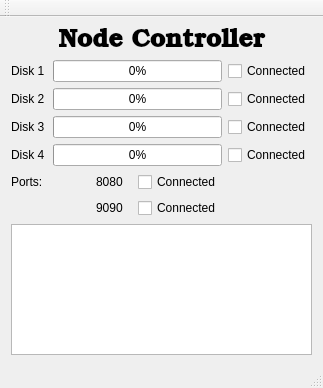
The window that nodecotroller.ui (Datos2Sem22018/Proyecto3) describes before a commit, drawn with Qt 5.
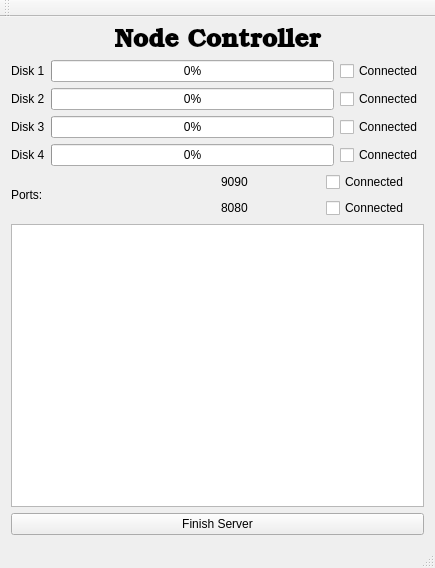
The same window after the commit.

What changed in the file:
```diff
--- a/nodecotroller.ui
+++ b/nodecotroller.ui
@@ -6,64 +6,16 @@
    <rect>
     <x>0</x>
     <y>0</y>
-    <width>323</width>
-    <height>388</height>
+    <width>435</width>
+    <height>568</height>
    </rect>
   </property>
   <property name="windowTitle">
    <string>NodeCotroller</string>
   </property>
   <widget class="QWidget" name="centralWidget">
-   <layout class="QGridLayout" name="gridLayout">
-    <item row="6" column="2">
-     <widget class="QLabel" name="label_8">
-      <property name="text">
-       <string>9090</string>
-      </property>
-     </widget>
-    </item>
-    <item row="5" column="3">
-     <widget class="QCheckBox" name="cb_8080">
-      <property name="text">
-       <string>Connected</string>
-      </property>
-      <property name="checkable">
-       <bool>false</bool>
-      </property>
-     </widget>
-    </item>
-    <item row="6" column="3">
-     <widget class="QCheckBox" name="cb_9090">
-      <property name="text">
-       <string>Connected</string>
-      </property>
-      <property name="checkable">
-       <bool>false</bool>
-      </property>
-     </widget>
-    </item>
-    <item row="4" column="0">
-     <widget class="QLabel" name="label_4">
-      <property name="text">
-       <string>Disk 4</string>
-      </property>
-     </widget>
-    </item>
-    <item row="3" column="1" colspan="3">
-     <widget class="QProgressBar" name="pb_Disk3">
-      <property name="value">
-       <number>0</number>
-      </property>
-     </widget>
-    </item>
-    <item row="5" column="2">
-     <widget class="QLabel" name="label_7">
-      <property name="text">
-       <string>8080</string>
-      </property>
-     </widget>
-    </item>
-    <item row="0" column="0" colspan="5">
+   <layout class="QVBoxLayout" name="verticalLayout_2">
+    <item>
      <widget class="QLabel" name="label_5">
       <property name="font">
        <font>
@@ -81,111 +33,198 @@
       </property>
      </widget>
     </item>
-    <item row="1" column="4">
-     <widget class="QCheckBox" name="cb_disk1">
-      <property name="text">
-       <string>Connected</string>
-      </property>
-      <property name="checkable">
-       <bool>false</bool>
-      </property>
-     </widget>
+    <item>
+     <layout class="QHBoxLayout" name="horizontalLayout">
+      <item>
+       <widget class="QLabel" name="label">
+        <property name="text">
+         <string>Disk 1</string>
+        </property>
+       </widget>
+      </item>
+      <item>
+       <widget class="QProgressBar" name="pb_disk1">
+        <property name="value">
+         <number>0</number>
+        </property>
+        <property name="alignment">
+         <set>Qt::AlignLeading|Qt::AlignLeft|Qt::AlignVCenter</set>
+        </property>
+        <property name="textVisible">
+         <bool>true</bool>
+        </property>
+        <property name="textDirection">
+         <enum>QProgressBar::TopToBottom</enum>
+        </property>
+        <property name="format">
+         <string>%p%</string>
+        </property>
+       </widget>
+      </item>
+      <item>
+       <widget class="QCheckBox" name="cb_disk1">
+        <property name="text">
+         <string>Connected</string>
+        </property>
+        <property name="checkable">
+         <bool>false</bool>
+        </property>
+       </widget>
+      </item>
+     </layout>
     </item>
-    <item row="3" column="0">
-     <widget class="QLabel" name="label_3">
-      <property name="text">
-       <string>Disk 3</string>
-      </property>
-     </widget>
+    <item>
+     <layout class="QHBoxLayout" name="horizontalLayout_2">
+      <item>
+       <widget class="QLabel" name="label_2">
+        <property name="text">
+         <string>Disk 2</string>
+        </property>
+       </widget>
+      </item>
+      <item>
+       <widget class="QProgressBar" name="pb_disk1_2">
+        <property name="value">
+         <number>0</number>
+        </property>
+       </widget>
+      </item>
+      <item>
+       <widget class="QCheckBox" name="cb_Disk2">
+        <property name="text">
+         <string>Connected</string>
+        </property>
+        <property name="checkable">
+         <bool>false</bool>
+        </property>
+       </widget>
+      </item>
+     </layout>
     </item>
-    <item row="2" column="4">
-     <widget class="QCheckBox" name="cb_Disk2">
-      <property name="text">
-       <string>Connected</string>
-      </property>
-      <property name="checkable">
-       <bool>false</bool>
-      </property>
-     </widget>
+    <item>
+     <layout class="QHBoxLayout" name="horizontalLayout_3">
+      <item>
+       <widget class="QLabel" name="label_3">
+        <property name="text">
+         <string>Disk 3</string>
+        </property>
+       </widget>
+      </item>
+      <item>
+       <widget class="QProgressBar" name="pb_Disk3">
+        <property name="value">
+         <number>0</number>
+        </property>
+       </widget>
+      </item>
+      <item>
+       <widget class="QCheckBox" name="cb_Disk3">
+        <property name="text">
+         <string>Connected</string>
+        </property>
+        <property name="checkable">
+         <bool>false</bool>
+        </property>
+       </widget>
+      </item>
+     </layout>
     </item>
-    <item row="5" column="0" colspan="2">
-     <widget class="QLabel" name="label_6">
-      <property name="text">
-       <string>Ports:</string>
-      </property>
-     </widget>
+    <item>
+     <layout class="QHBoxLayout" name="horizontalLayout_4">
+      <item>
+       <widget class="QLabel" name="label_4">
+        <property name="text">
+         <string>Disk 4</string>
+        </property>
+       </widget>
+      </item>
+      <item>
+       <widget class="QProgressBar" name="pb_Disk4">
+        <property name="value">
+         <number>0</number>
+        </property>
+       </widget>
+      </item>
+      <item>
+       <widget class="QCheckBox" name="cb_Disk4">
+        <property name="text">
+         <string>Connected</string>
+        </property>
+        <property name="checkable">
+         <bool>false</bool>
+        </property>
+       </widget>
+      </item>
+     </layout>
     </item>
-    <item row="3" column="4">
-     <widget class="QCheckBox" name="cb_Disk3">
-      <property name="text">
-       <string>Connected</string>
-      </property>
-      <property name="checkable">
-       <bool>false</bool>
-      </property>
-     </widget>
+    <item>
+     <layout class="QHBoxLayout" name="horizontalLayout_7">
+      <item>
+       <widget class="QLabel" name="label_6">
+        <property name="text">
+         <string>Ports:</string>
+        </property>
+       </widget>
+      </item>
+      <item>
+       <layout class="QVBoxLayout" name="verticalLayout">
+        <item>
+         <layout class="QHBoxLayout" name="horizontalLayout_6">
+          <item>
+           <widget class="QLabel" name="label_8">
+            <property name="text">
+             <string>9090</string>
+            </property>
+           </widget>
+          </item>
+          <item>
+           <widget class="QCheckBox" name="cb_9090">
+            <property name="text">
+             <string>Connected</string>
+            </property>
+            <property name="checkable">
+             <bool>false</bool>
+            </property>
+           </widget>
+          </item>
+         </layout>
+        </item>
+        <item>
+         <layout class="QHBoxLayout" name="horizontalLayout_5">
+          <item>
+           <widget class="QLabel" name="label_7">
+            <property name="text">
+             <string>8080</string>
+            </property>
+           </widget>
+          </item>
+          <item>
+           <widget class="QCheckBox" name="cb_8080">
+            <property name="text">
+             <string>Connected</string>
+            </property>
+            <property name="checkable">
+             <bool>false</bool>
+            </property>
+           </widget>
+          </item>
+         </layout>
+        </item>
+       </layout>
+      </item>
+     </layout>
     </item>
-    <item row="2" column="0">
-     <widget class="QLabel" name="label_2">
-      <property name="text">
-       <string>Disk 2</string>
-      </property>
-     </widget>
-    </item>
-    <item row="2" column="1" colspan="3">
-     <widget class="QProgressBar" name="pb_disk1_2">
-      <property name="value">
-       <number>0</number>
-      </property>
-     </widget>
-    </item>
-    <item row="4" column="4">
-     <widget class="QCheckBox" name="cb_Disk4">
-      <property name="text">
-       <string>Connected</string>
-      </property>
-      <property name="checkable">
-       <bool>false</bool>
-      </property>
-     </widget>
-    </item>
-    <item row="7" column="0" colspan="5">
+    <item>
      <widget class="QPlainTextEdit" name="text_Message">
       <property name="textInteractionFlags">
        <set>Qt::NoTextInteraction</set>
       </property>
      </widget>
     </item>
-    <item row="4" column="1" colspan="3">
-     <widget class="QProgressBar" name="pb_Disk4">
-      <property name="value">
-       <number>0</number>
-      </property>
-     </widget>
-    </item>
-    <item row="1" column="1" colspan="3">
-     <widget class="QProgressBar" name="pb_disk1">
-      <property name="value">
-       <number>0</number>
-      </property>
-      <property name="alignment">
-       <set>Qt::AlignLeading|Qt::AlignLeft|Qt::AlignVCenter</set>
-      </property>
-      <property name="textVisible">
-       <bool>true</bool>
-      </property>
-      <property name="textDirection">
-       <enum>QProgressBar::TopToBottom</enum>
-      </property>
-      <property name="format">
-       <string>%p%</string>
-      </property>
-     </widget>
-    </item>
-    <item row="1" column="0">
-     <widget class="QLabel" name="label">
+    <item>
+     <widget class="QPushButton" name="btn_FinishS">
       <property name="text">
-       <string>Disk 1</string>
+       <string>Finish Server</string>
       </property>
      </widget>
     </item>
```
Left out of the diff: 2 changed lines with no effect on the pictures.
